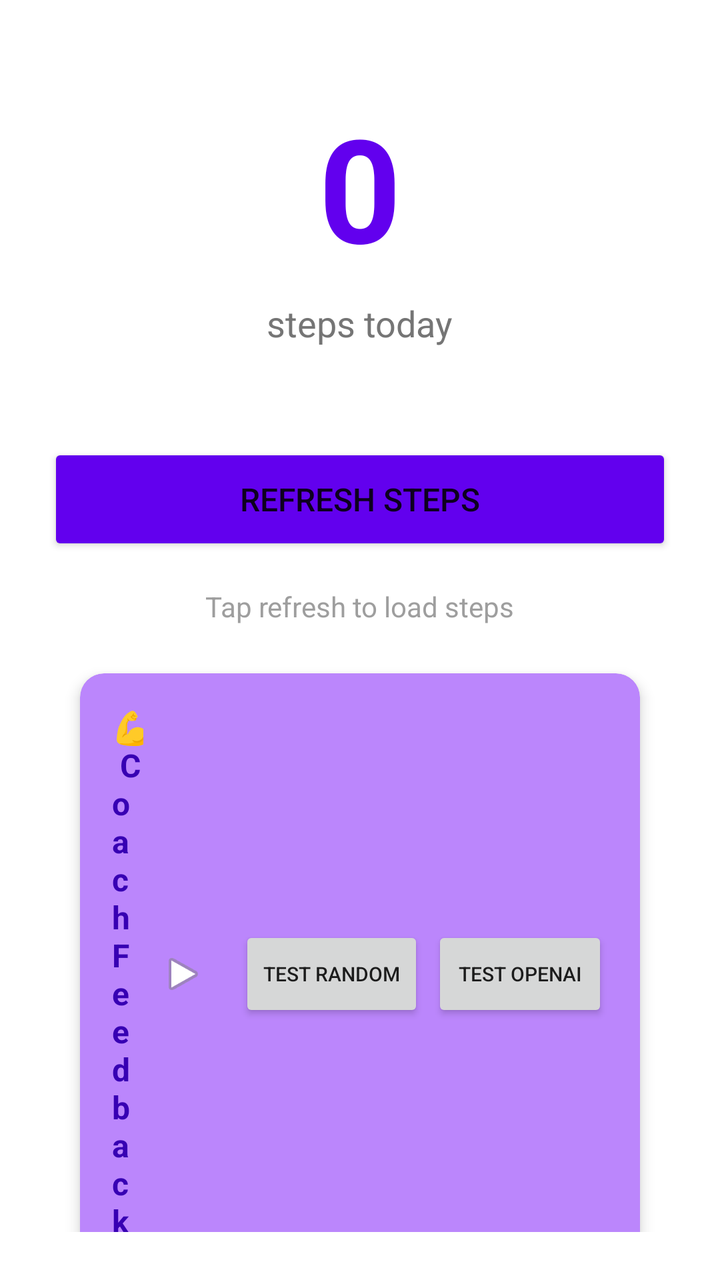
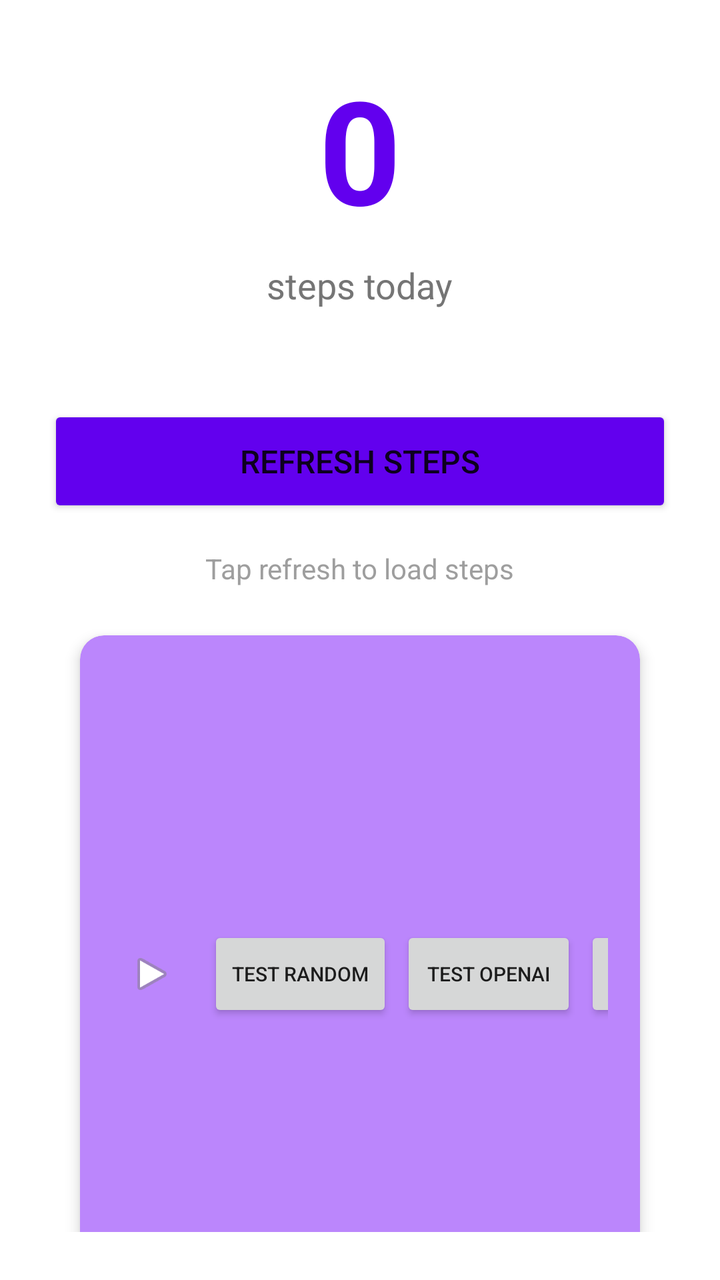

Screens rendered from an Android XML layout before and after an edit, with the pre-edit source and the edit as a unified diff.
<!-- AndroidManifest.xml: activity theme Theme.FitApp -->
<!-- res/layout/activity_main.xml -->
<?xml version="1.0" encoding="utf-8"?>
<androidx.constraintlayout.widget.ConstraintLayout xmlns:android="http://schemas.android.com/apk/res/android"
    xmlns:app="http://schemas.android.com/apk/res-auto"
    xmlns:tools="http://schemas.android.com/tools"
    android:layout_width="match_parent"
    android:layout_height="match_parent"
    android:padding="24dp"
    tools:context=".MainActivity">

    <TextView
        android:id="@+id/titleText"
        android:layout_width="wrap_content"
        android:layout_height="wrap_content"
        android:text="Step Counter"
        android:textSize="28sp"
        android:textStyle="bold"
        android:textColor="@color/black"
        app:layout_constraintBottom_toTopOf="@+id/stepCountText"
        app:layout_constraintEnd_toEndOf="parent"
        app:layout_constraintStart_toStartOf="parent"
        app:layout_constraintTop_toTopOf="parent"
        app:layout_constraintVertical_chainStyle="packed" />

    <TextView
        android:id="@+id/stepCountText"
        android:layout_width="wrap_content"
        android:layout_height="wrap_content"
        android:text="0"
        android:textSize="72sp"
        android:textStyle="bold"
        android:textColor="@color/purple_500"
        android:layout_marginTop="32dp"
        app:layout_constraintBottom_toTopOf="@+id/stepsLabelText"
        app:layout_constraintEnd_toEndOf="parent"
        app:layout_constraintStart_toStartOf="parent"
        app:layout_constraintTop_toBottomOf="@+id/titleText" />

    <TextView
        android:id="@+id/stepsLabelText"
        android:layout_width="wrap_content"
        android:layout_height="wrap_content"
        android:text="steps today"
        android:textSize="18sp"
        android:textColor="@color/gray_600"
        android:layout_marginTop="8dp"
        app:layout_constraintBottom_toTopOf="@+id/refreshButton"
        app:layout_constraintEnd_toEndOf="parent"
        app:layout_constraintStart_toStartOf="parent"
        app:layout_constraintTop_toBottomOf="@+id/stepCountText" />

    <Button
        android:id="@+id/refreshButton"
        android:layout_width="0dp"
        android:layout_height="56dp"
        android:text="Refresh Steps"
        android:textSize="16sp"
        android:layout_marginTop="48dp"
        android:backgroundTint="@color/purple_500"
        app:layout_constraintBottom_toTopOf="@+id/lastUpdatedText"
        app:layout_constraintEnd_toEndOf="parent"
        app:layout_constraintStart_toStartOf="parent"
        app:layout_constraintTop_toBottomOf="@+id/stepsLabelText" />

    <TextView
        android:id="@+id/lastUpdatedText"
        android:layout_width="wrap_content"
        android:layout_height="wrap_content"
        android:text="Tap refresh to load steps"
        android:textSize="14sp"
        android:textColor="@color/gray_500"
        android:layout_marginTop="16dp"
        app:layout_constraintBottom_toTopOf="@+id/coachFeedbackCard"
        app:layout_constraintEnd_toEndOf="parent"
        app:layout_constraintStart_toStartOf="parent"
        app:layout_constraintTop_toBottomOf="@+id/refreshButton" />

    <com.google.android.material.card.MaterialCardView
        android:id="@+id/coachFeedbackCard"
        android:layout_width="0dp"
        android:layout_height="wrap_content"
        android:layout_marginTop="24dp"
        android:layout_marginStart="16dp"
        android:layout_marginEnd="16dp"
        app:cardCornerRadius="12dp"
        app:cardElevation="4dp"
        app:cardBackgroundColor="@color/purple_200"
        app:layout_constraintBottom_toBottomOf="parent"
        app:layout_constraintEnd_toEndOf="parent"
        app:layout_constraintStart_toStartOf="parent"
        app:layout_constraintTop_toBottomOf="@+id/lastUpdatedText">

        <LinearLayout
            android:layout_width="match_parent"
            android:layout_height="wrap_content"
            android:orientation="vertical"
            android:padding="16dp">

            <LinearLayout
                android:layout_width="match_parent"
                android:layout_height="wrap_content"
                android:orientation="horizontal"
                android:gravity="center_vertical"
                android:layout_marginBottom="8dp">

                <TextView
                    android:id="@+id/coachTitleText"
                    android:layout_width="0dp"
                    android:layout_height="wrap_content"
                    android:layout_weight="1"
                    android:text="💪 Coach Feedback"
                    android:textSize="16sp"
                    android:textStyle="bold"
                    android:textColor="@color/purple_700" />

                <ImageButton
                    android:id="@+id/playVoiceButton"
                    android:layout_width="40dp"
                    android:layout_height="40dp"
                    android:src="@android:drawable/ic_media_play"
                    android:background="?attr/selectableItemBackgroundBorderless"
                    android:contentDescription="Play voice feedback"
                    android:scaleType="centerInside"
                    android:padding="8dp" />

                <Button
                    android:id="@+id/debugButton"
                    android:layout_width="wrap_content"
                    android:layout_height="wrap_content"
                    android:text="Test Random"
                    android:textSize="10sp"
                    android:layout_marginStart="8dp" />

                <Button
                    android:id="@+id/testOpenAIButton"
                    android:layout_width="wrap_content"
                    android:layout_height="wrap_content"
                    android:text="Test OpenAI"
                    android:textSize="10sp"
                    android:layout_marginStart="4dp" />

            </LinearLayout>

            <TextView
                android:id="@+id/coachFeedbackText"
                android:layout_width="match_parent"
                android:layout_height="wrap_content"
                android:text="Loading motivational feedback..."
                android:textSize="14sp"
                android:textColor="@color/black"
                android:lineSpacingExtra="4dp" />

        </LinearLayout>

    </com.google.android.material.card.MaterialCardView>

</androidx.constraintlayout.widget.ConstraintLayout>
<!-- resources referenced by this layout -->
<resources>
  <color name="black">#FF000000</color>
  <color name="gray_500">#FF9E9E9E</color>
  <color name="gray_600">#FF757575</color>
  <color name="purple_200">#FFBB86FC</color>
  <color name="purple_500">#FF6200EE</color>
  <color name="purple_700">#FF3700B3</color>
  <style name="Theme.FitApp" parent="Theme.MaterialComponents.DayNight.DarkActionBar">
          
          <item name="colorPrimary">@color/purple_500</item>
          <item name="colorPrimaryVariant">@color/purple_700</item>
          <item name="colorOnPrimary">@color/white</item>
          
          <item name="colorSecondary">@color/teal_200</item>
          <item name="colorSecondaryVariant">@color/teal_700</item>
          <item name="colorOnSecondary">@color/black</item>
          
          <item name="android:statusBarColor" tools:targetApi="l">?attr/colorPrimaryVariant</item>
          
      </style>
  <color name="white">#FFFFFFFF</color>
  <color name="teal_200">#FF03DAC5</color>
  <color name="teal_700">#FF018786</color>
</resources>

<!-- the commit's change to res/layout/activity_main.xml (unified diff, before → after) -->
@@ -138,6 +138,14 @@
                     android:textSize="10sp"
                     android:layout_marginStart="4dp" />
 
+                <Button
+                    android:id="@+id/testAPIRandomButton"
+                    android:layout_width="wrap_content"
+                    android:layout_height="wrap_content"
+                    android:text="Test API Random"
+                    android:textSize="10sp"
+                    android:layout_marginStart="4dp" />
+
             </LinearLayout>
 
             <TextView
